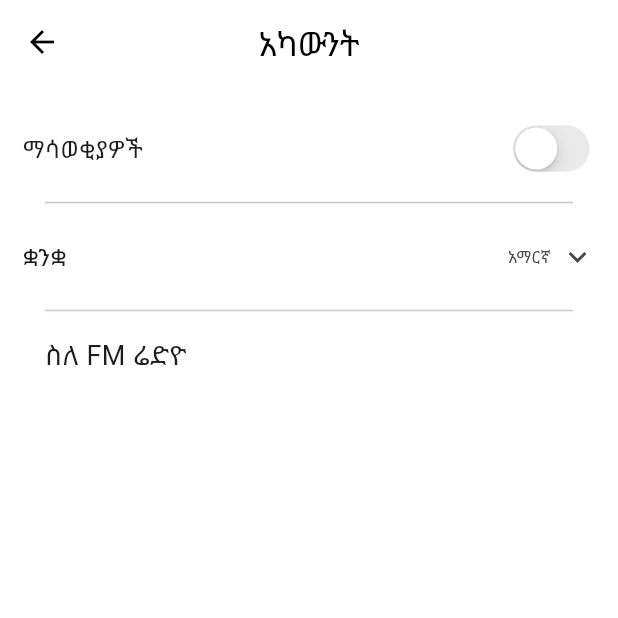
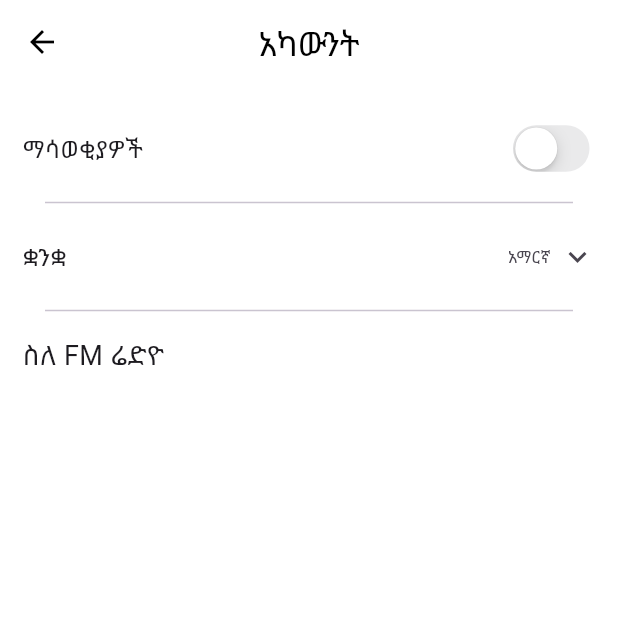
Before and after one commit to nathnael19/fm_radio, a Flutter app: the screen it shows after launch, item 5 of the bottom bar chosen, on a phone screen of 412 x 824 dp, the top half of it. Run offline on Flutter 3.47's test engine with Material 3 defaults, Android fonts, the phone set to English and light mode, and no system bars; our stand-ins replace audioplayers, flutter_screenutil, font_awesome_flutter, google_fonts, smooth_page_indicator.

Commit message:
chnage the position of the about FM radio text

```diff
--- a/lib/Profile/profile_page.dart
+++ b/lib/Profile/profile_page.dart
@@ -115,10 +115,7 @@ class _ProfilePageState extends State<ProfilePage> {
             const Divider(indent: 15, endIndent: 15),
 
             Padding(
-              padding: const EdgeInsets.symmetric(
-                horizontal: 15.0,
-                vertical: 8,
-              ),
+              padding: const EdgeInsets.symmetric(vertical: 8),
               child: Text(
                 local.profile_page_about,
                 style: const TextStyle(fontSize: 18),
```
